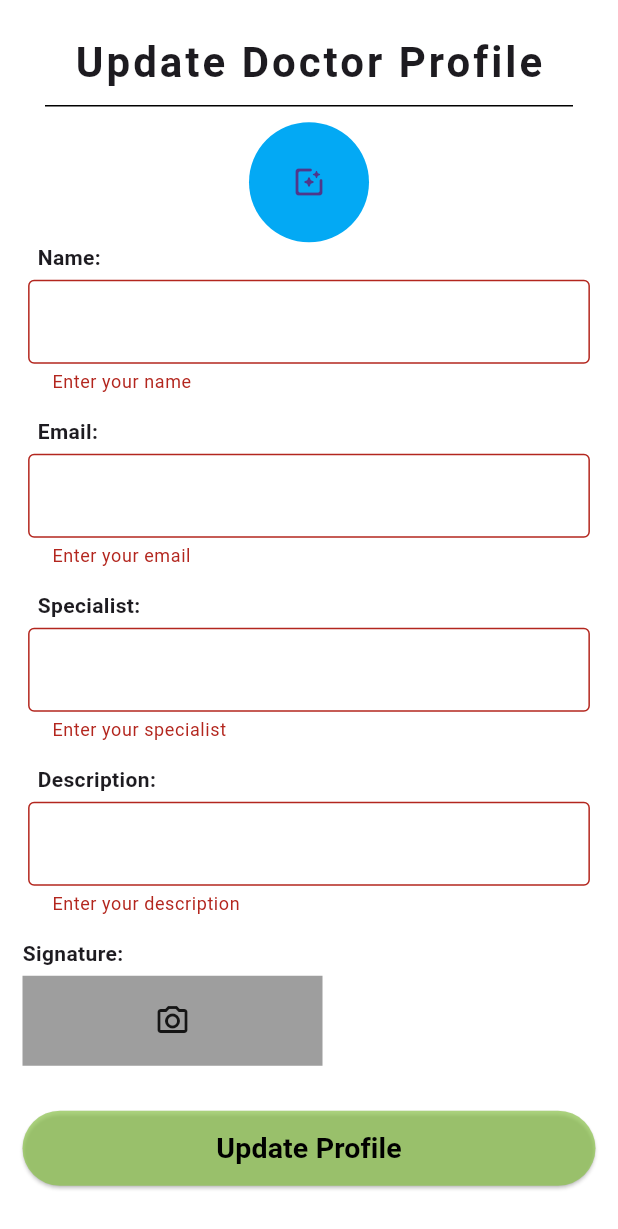
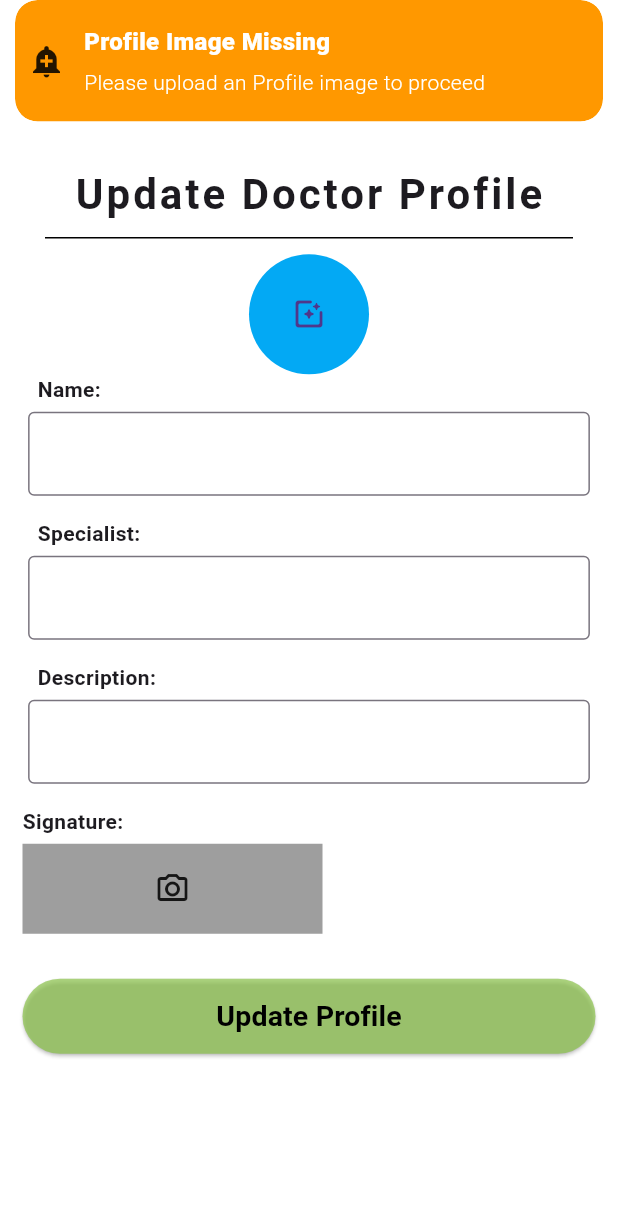
Before and after one commit to JakariaKhan-CSE/JUST-Medical-Center-Automation, a Flutter app: the FirstTimeUpdateProfilePage screen opened directly with empty values, after a tap on "Update Profile", on a phone screen of 412 x 824 dp. Shown: the top 1229 px of the screen. Run offline on Flutter 3.47's test engine with Material 3 defaults, Android fonts, the phone set to English and light mode, and no system bars; our stand-ins replace cloud_firestore, connectivity_plus, firebase_core, flutter_animate, get, image_picker and 1 more; missing offline and left inert: cloudinary; accounts and stored records are empty.

Commit message:
doctor first time login get doctor update info Successfully to the server.

```diff
--- a/lib/controller/loginProvider.dart
+++ b/lib/controller/loginProvider.dart
@@ -1,6 +1,7 @@
 import 'package:flutter/material.dart';
 import 'package:get/get.dart';
 import 'package:just_medical_center_automation/controller/patientController/indexChange.dart';
+import 'package:just_medical_center_automation/model/req/doctor/doctorProfileUpdateModel.dart';
 import 'package:provider/provider.dart';
 import 'package:shared_preferences/shared_preferences.dart';
 
@@ -147,6 +148,37 @@ class LoginNotifier extends ChangeNotifier{
     });
   }
 
+  //doctor profile update (first time login)
+  updateDoctorProfile(DoctorProfileUpdateModel model)async
+  {
+    final SharedPreferences prefs = await SharedPreferences.getInstance();
+    // String? userId = prefs.getString('userId');
+    // print('userId is: $userId');
+    AuthHelper.updateDoctorProfile(model).then((response){
+      // user resgistration korle first time take update profile page niye jawa hobe
+      if(response)
+      {
+        Get.snackbar("profile update", "Enjoy your search",
+            colorText: Colors.white,
+            backgroundColor: Colors.blue,
+            icon: const Icon(Icons.add_alert)
+        );
+        // 3 second delay kore mainscreen a niye jabe
+        Future.delayed(const Duration(seconds: 1)).then((value){
+          // Get.offAll deya hoese jeno r back na hoi
+          Get.offAll( MainScreen(role: model.role,));
+        });
+      }
+      else {
+        Get.snackbar("Updating Failed", "Please try again",
+            colorText: Colors.white,
+            backgroundColor: Colors.orange,
+            icon: const Icon(Icons.add_alert)
+        );
+      }
+    });
+  }
+
   //user password change
   changePassword(BuildContext context,String current, String newPass)async
   {
--- a/lib/model/req/doctor/doctorProfileUpdateModel.dart
+++ b/lib/model/req/doctor/doctorProfileUpdateModel.dart
@@ -3,7 +3,7 @@ import 'dart:convert';
 class DoctorProfileUpdateModel{
   // final int ID;
   final String name;
-  final String email;
+  // final String email;
   final String specialist;
   final String? description;
   final String? profile;
@@ -11,40 +11,43 @@ class DoctorProfileUpdateModel{
   // final String gender;
   final String role;
   final bool isUpdatedProfile;
-  final String? publicID;
+  final String? profilePublicID;
+  final String? signaturePublicID;
 
-  DoctorProfileUpdateModel( { required this.name, required this.email,
+  DoctorProfileUpdateModel( { required this.name,
     required this.specialist, this.description, this.signature,
     required this.isUpdatedProfile, required this.role,
     this.profile,
-    this.publicID,
-    });
+    this.profilePublicID, this.signaturePublicID,
+  });
 
   factory DoctorProfileUpdateModel.fromMap(Map<String,dynamic> json)
   {
     return DoctorProfileUpdateModel(
         // ID: json['ID'],
         name: json['name'],
-        email: json['email'],
+
         specialist: json['specialist'],
         description: json['description']??'',
         profile: json['profile'],
         signature: json['signature'],
         role: json['role'],
         isUpdatedProfile: json['isUpdateProfile'],
-        publicID: json['publicId']
+        profilePublicID: json['profilePublicId'],
+      signaturePublicID: json['signaturePublicId']
     );
   }
   Map<String,dynamic> toMap()=>{
     "name" : name,
-    "email" : email,
+
     "specialist" : specialist,
     'description': description??'',
     "profile": profile??'',
     "signature": signature??'',
     "role": role,
     "isUpdateProfile": isUpdatedProfile,
-    "publicId": publicID
+    "profilePublicId": profilePublicID,
+    'signaturePublicId': signaturePublicID
   };
 
   String toJson()=> jsonEncode(toMap());
--- a/lib/screen/Doctor/firsttimeupdateprofile_page.dart
+++ b/lib/screen/Doctor/firsttimeupdateprofile_page.dart
@@ -1,5 +1,9 @@
 import 'package:flutter/material.dart';
+import 'package:get/get.dart';
+import 'package:get/get_core/src/get_main.dart';
 import 'package:just_medical_center_automation/controller/doctorController/doctor_image_provider.dart';
+import 'package:just_medical_center_automation/controller/loginProvider.dart';
+import 'package:just_medical_center_automation/model/req/doctor/doctorProfileUpdateModel.dart';
 import 'package:just_medical_center_automation/widget/common/customButton.dart';
 import 'package:provider/provider.dart';
 
@@ -10,15 +14,15 @@ class FirstTimeUpdateProfilePage extends StatefulWidget {
   FirstTimeUpdateProfilePage({super.key, required this.role});
 
   @override
-  State<FirstTimeUpdateProfilePage> createState() => _FirstTimeUpdateProfilePageState();
+  State<FirstTimeUpdateProfilePage> createState() =>
+      _FirstTimeUpdateProfilePageState();
 }
 
-class _FirstTimeUpdateProfilePageState extends State<FirstTimeUpdateProfilePage> {
+class _FirstTimeUpdateProfilePageState
+    extends State<FirstTimeUpdateProfilePage> {
   final _key = GlobalKey<FormState>();
 
   final TextEditingController name = TextEditingController();
-
-  final TextEditingController email = TextEditingController();
 
   final TextEditingController specialist = TextEditingController();
 
@@ -29,14 +33,16 @@ class _FirstTimeUpdateProfilePageState extends State<FirstTimeUpdateProfilePage>
     // TODO: implement dispose
     super.dispose();
     name.dispose();
-    email.dispose();
     specialist.dispose();
     description.dispose();
   }
 
   @override
   Widget build(BuildContext context) {
-    final imageUploader = Provider.of<ImageUploaderDoctor>(context,listen: true);
+    final imageUploader =
+        Provider.of<ImageUploaderDoctor>(context, listen: true);
+    final loginNotifier =
+    Provider.of<LoginNotifier>(context, listen: true);
     final size = MediaQuery.of(context).size;
     return Scaffold(
       backgroundColor: Colors.white,
@@ -45,44 +51,57 @@ body: Center(
           child: Column(
             crossAxisAlignment: CrossAxisAlignment.center,
             children: [
-        SizedBox(height: 20,),
-        Text('Update Doctor Profile',style: Responsive.isDesktop(context) ? Theme.of(context).textTheme.displayLarge!.copyWith(fontWeight: FontWeight.w800,letterSpacing: 2.3):
-        Theme.of(context).textTheme.headlineMedium!.copyWith(fontWeight: FontWeight.w700,letterSpacing: 2.0),),
-        SizedBox(height: 10,),
+              SizedBox(
+                height: 20,
+              ),
+              Text(
+                'Update Doctor Profile',
+                style: Responsive.isDesktop(context)
+                    ? Theme.of(context).textTheme.displayLarge!.copyWith(
+                        fontWeight: FontWeight.w800, letterSpacing: 2.3)
+                    : Theme.of(context).textTheme.headlineMedium!.copyWith(
+                        fontWeight: FontWeight.w700, letterSpacing: 2.0),
+              ),
+              SizedBox(
+                height: 10,
+              ),
               Padding(
                 padding: const EdgeInsets.symmetric(horizontal: 30),
-    child: Divider(height: 2,color: Colors.black,),
+                child: Divider(
+                  height: 2,
+                  color: Colors.black,
                 ),
-        SizedBox(height: 10,),
+              ),
+              SizedBox(
+                height: 10,
+              ),
               GestureDetector(
                 onTap: () async {
-
                   if (imageUploader.profileImageUrl == null) {
-
                     // Pick and upload image if none exists
                     await imageUploader.pickProfileImageAndUpload();
-
                   } else {
-
                     // Delete image if it already exists
-              await imageUploader.deleteProfileImageFromCloudinary(imageUploader.profilePublicID!);
+                    await imageUploader.deleteProfileImageFromCloudinary(
+                        imageUploader.profilePublicID!);
                   }
                 },
                 child: CircleAvatar(
                   radius: 40,
                   backgroundColor: Colors.lightBlue,
                   backgroundImage: imageUploader.profileImageUrl != null
-                ? NetworkImage(
-                imageUploader.profileImageUrl??'https://cdn-icons-png.flaticon.com/512/3135/3135715.png') // Show uploaded image
+                      ? NetworkImage(imageUploader.profileImageUrl ??
+                          'https://cdn-icons-png.flaticon.com/512/3135/3135715.png') // Show uploaded image
                       : null,
                   child: imageUploader.profileImageUrl == null
                       ? const Icon(Icons.photo_filter_rounded)
                       : null,
-          ),),
-
+                ),
+              ),
               Padding(
-          padding: Responsive.isDesktop(context) ?  EdgeInsets.symmetric(horizontal: 150) :
-          EdgeInsets.symmetric(horizontal: 15),
+                padding: Responsive.isDesktop(context)
+                    ? EdgeInsets.symmetric(horizontal: 150)
+                    : EdgeInsets.symmetric(horizontal: 15),
                 child: Form(
                   key: _key,
                   child: Column(
@@ -90,141 +109,196 @@ body: Center(
                     children: [
                       Padding(
                         padding: const EdgeInsets.only(left: 10),
-                  child: Text('Name: ',style: Theme.of(context).textTheme.bodyMedium!.copyWith(fontWeight: FontWeight.w600),),
+                        child: Text(
+                          'Name: ',
+                          style: Theme.of(context)
+                              .textTheme
+                              .bodyMedium!
+                              .copyWith(fontWeight: FontWeight.w600),
                         ),
-                SizedBox(height: 5,),
+                      ),
+                      SizedBox(
+                        height: 5,
+                      ),
                       Center(
                         child: SizedBox(
-                    width: Responsive.isDesktop(context) ? size.width/2.5 :size.width/1.1,
+                          width: Responsive.isDesktop(context)
+                              ? size.width / 2.5
+                              : size.width / 1.1,
                           child: TextFormField(
-                      validator: (val){
-                        if(val!.isEmpty){
+                            validator: (val) {
+                              if (val!.isEmpty) {
                                 return "Enter your name";
                               }
                               return null;
                             },
                             controller: name,
-                      decoration: InputDecoration(
-                          border: OutlineInputBorder()
+                            decoration:
+                                InputDecoration(border: OutlineInputBorder()),
                           ),
                         ),
                       ),
+                      SizedBox(
+                        height: 15,
                       ),
-            SizedBox(height: 15,),
+
                       Padding(
                         padding: const EdgeInsets.only(left: 10),
-                  child: Text('Email: ',style: Theme.of(context).textTheme.bodyMedium!.copyWith(fontWeight: FontWeight.w600),),
+                        child: Text(
+                          'Specialist: ',
+                          style: Theme.of(context)
+                              .textTheme
+                              .bodyMedium!
+                              .copyWith(fontWeight: FontWeight.w600),
                         ),
-                SizedBox(height: 5,),
+                      ),
+                      SizedBox(
+                        height: 5,
+                      ),
                       Center(
                         child: SizedBox(
-                    width: Responsive.isDesktop(context) ? size.width/2.5 :size.width/1.1,
+                          width: Responsive.isDesktop(context)
+                              ? size.width / 2.5
+                              : size.width / 1.1,
                           child: TextFormField(
-                      validator: (val){
-                        if(val!.isEmpty){
-                          return "Enter your email";
-                        }
-                        return null;
-                      },
-                  controller: email,
-                      decoration: InputDecoration(
-                          border: OutlineInputBorder()
-                      ),
-                    ),
-                  ),
-                ),
-                SizedBox(height: 15,),
-                Padding(
-                  padding: const EdgeInsets.only(left: 10),
-                  child: Text('Specialist: ',style: Theme.of(context).textTheme.bodyMedium!.copyWith(fontWeight: FontWeight.w600),),
-                ),
-                SizedBox(height: 5,),
-                Center(
-                  child: SizedBox(
-                    width: Responsive.isDesktop(context) ? size.width/2.5 :size.width/1.1,
-                    child: TextFormField(
-                      validator: (val){
-                        if(val!.isEmpty){
+                            validator: (val) {
+                              if (val!.isEmpty) {
                                 return "Enter your specialist";
                               }
                               return null;
                             },
                             controller: specialist,
-                      decoration: InputDecoration(
-                          border: OutlineInputBorder()
+                            decoration:
+                                InputDecoration(border: OutlineInputBorder()),
                           ),
                         ),
                       ),
+                      SizedBox(
+                        height: 15,
                       ),
-                SizedBox(height: 15,),
                       Padding(
                         padding: const EdgeInsets.only(left: 10),
-                  child: Text('Description: ',style: Theme.of(context).textTheme.bodyMedium!.copyWith(fontWeight: FontWeight.w600),),
+                        child: Text(
+                          'Description: ',
+                          style: Theme.of(context)
+                              .textTheme
+                              .bodyMedium!
+                              .copyWith(fontWeight: FontWeight.w600),
                         ),
-                SizedBox(height: 5,),
+                      ),
+                      SizedBox(
+                        height: 5,
+                      ),
                       Center(
                         child: SizedBox(
-                    width: Responsive.isDesktop(context) ? size.width/2.5 :size.width/1.1,
+                          width: Responsive.isDesktop(context)
+                              ? size.width / 2.5
+                              : size.width / 1.1,
                           child: TextFormField(
-                      validator: (val){
-                        if(val!.isEmpty){
+                            validator: (val) {
+                              if (val!.isEmpty) {
                                 return "Enter your description";
                               }
                               return null;
                             },
                             controller: description,
-                      decoration: InputDecoration(
-                          border: OutlineInputBorder()
+                            decoration:
+                                InputDecoration(border: OutlineInputBorder()),
                           ),
                         ),
                       ),
+                      SizedBox(
+                        height: 15,
                       ),
-                SizedBox(height: 15,),
-                Text('Signature: ',style: Theme.of(context).textTheme.bodyMedium!.copyWith(fontWeight: FontWeight.w600),),
-                SizedBox(height: 5,),
+                      Text(
+                        'Signature: ',
+                        style: Theme.of(context)
+                            .textTheme
+                            .bodyMedium!
+                            .copyWith(fontWeight: FontWeight.w600),
+                      ),
+                      SizedBox(
+                        height: 5,
+                      ),
                       GestureDetector(
                         onTap: () async {
-
                           if (imageUploader.SignatureImageUrl == null) {
-
                             // Pick and upload image if none exists
                             await imageUploader.pickSignatureImageAndUpload();
-
                           } else {
-
                             // Delete image if it already exists
-                      await imageUploader.deleteSignatureImageFromCloudinary(imageUploader.signaturePublicID!);
+                            await imageUploader
+                                .deleteSignatureImageFromCloudinary(
+                                    imageUploader.signaturePublicID!);
                           }
                         },
                         child: Container(
                           height: 60,
                           width: 200,
-
-
                           decoration: BoxDecoration(
                             color: Colors.grey,
-
                           ),
-
                           child: imageUploader.SignatureImageUrl == null
                               ? const Icon(Icons.camera_alt_outlined)
                               : Image.network(imageUploader.SignatureImageUrl!),
-                  ),),
-
-                SizedBox(height: 30,),
-                Align(
-                  alignment: Alignment.center,
-                  child: CustomButton(pressed: (){
-                   if(_key.currentState!.validate())
-                     {
-                       // call update doctor profile functionalities
-                     }
-
-                  }, btnName: "Update Profile",
-                    backgroundColor: Colors.lightGreen.withValues(alpha: 0.7),
                         ),
                       ),
-                SizedBox(height: 30,),
+                      SizedBox(
+                        height: 30,
+                      ),
+                      Consumer<ImageUploaderDoctor>(
+                        builder: (context, imageUploaderDoctor, child) {
+                          return Align(
+                            alignment: Alignment.center,
+                            child: CustomButton(
+                              pressed: () {
+                                if (imageUploader.profileImageUrl == null) {
+                                  Get.snackbar("Profile Image Missing",
+                                      "Please upload an Profile image to proceed",
+                                      colorText: Colors.white,
+                                      backgroundColor: Colors.orange,
+                                      icon: const Icon(Icons.add_alert));
+                                } else if (imageUploader.SignatureImageUrl ==
+                                    null) {
+                                  Get.snackbar("Signature Image Missing",
+                                      "Please upload an Signature image to proceed",
+                                      colorText: Colors.white,
+                                      backgroundColor: Colors.orange,
+                                      icon: const Icon(Icons.add_alert));
+                                } else if (_key.currentState!.validate()) {
+                                  // call update doctor profile functionalities
+                                  DoctorProfileUpdateModel
+                                      doctorProfileUpdateModel =
+                                      DoctorProfileUpdateModel(
+                                          name: name.text,
+
+                                          specialist: specialist.text,
+                                          isUpdatedProfile: true,
+                                          role: widget.role,
+                                          description: description.text ?? '',
+                                          profile:
+                                              imageUploader.profileImageUrl,
+                                          signature:
+                                              imageUploader.SignatureImageUrl,
+                                          profilePublicID:
+                                              imageUploader.profilePublicID,
+                                          signaturePublicID:
+                                              imageUploader.signaturePublicID);
+
+                                  loginNotifier.updateDoctorProfile(doctorProfileUpdateModel);
+
+                                }
+                              },
+                              btnName: "Update Profile",
+                              backgroundColor:
+                                  Colors.lightGreen.withValues(alpha: 0.7),
+                            ),
+                          );
+                        },
+                      ),
+                      SizedBox(
+                        height: 30,
+                      ),
                     ],
                   ),
                 ),
--- a/lib/services/config.dart
+++ b/lib/services/config.dart
@@ -9,6 +9,7 @@ class Config{
   static const String signUpUrl = "/api/auth/register";
   static const String emailVerifyUrl = "/api/auth/verify-otp";
   static const String profileurl = "/api/user/profile";
+  static const String doctorProfileurl = "/api/user/doctor-profile";
   static const String changePasswordurl = "/api/user/change-password";
   static const String totalDoctorurl = "/api/user/total-doctors";
   static const String prescriptionurl = "/api/user/prescriptions";
--- a/lib/services/helper/authHelper.dart
+++ b/lib/services/helper/authHelper.dart
@@ -3,6 +3,7 @@ import 'dart:convert';
 import 'package:get/get.dart';
 import 'package:http/http.dart' as http;
 import 'package:just_medical_center_automation/model/req/auth/profileEditModel.dart';
+import 'package:just_medical_center_automation/model/req/doctor/doctorProfileUpdateModel.dart';
 import 'package:just_medical_center_automation/model/res/auth/login%20response.dart';
 import 'package:shared_preferences/shared_preferences.dart';
 
@@ -132,6 +133,37 @@ class AuthHelper {
     }
   }
 
+  // update doctor profile (first time login)
+  static Future<bool> updateDoctorProfile(DoctorProfileUpdateModel model) async {
+    final SharedPreferences pref = await SharedPreferences.getInstance();
+    String? token = pref.getString("token");
+    http.Response? response;
+
+    Map<String, String> requestHeaders = {
+      "Content-Type": "application/json",
+      "x-auth-token":
+      '$token' // this is x-auth-token same as backend req.header("x-auth-token");
+    };
+    try {
+      response = await http.put(
+          Uri.parse('${Config.apiUrl}${Config.doctorProfileurl}'),
+          body: model
+              .toJson(), // body ta jsonEncode kora hosse toJson() call kore
+          headers: requestHeaders);
+    } catch (e) {
+      print('doctor update profile api call error: $e');
+    }
+
+    if (response!.statusCode == 200) {
+      //print('response coed is: ${response.statusCode}');
+      return true;
+    } else {
+      //print('response code is: ${response.statusCode}');
+      return false;
+    }
+  }
+
+
   // edit user profile (anytime)
   static Future<bool> editProfile(ProfileEditModel model) async {
     final SharedPreferences pref = await SharedPreferences.getInstance();
```
Lines whose indentation alone changed are shown as unchanged.
